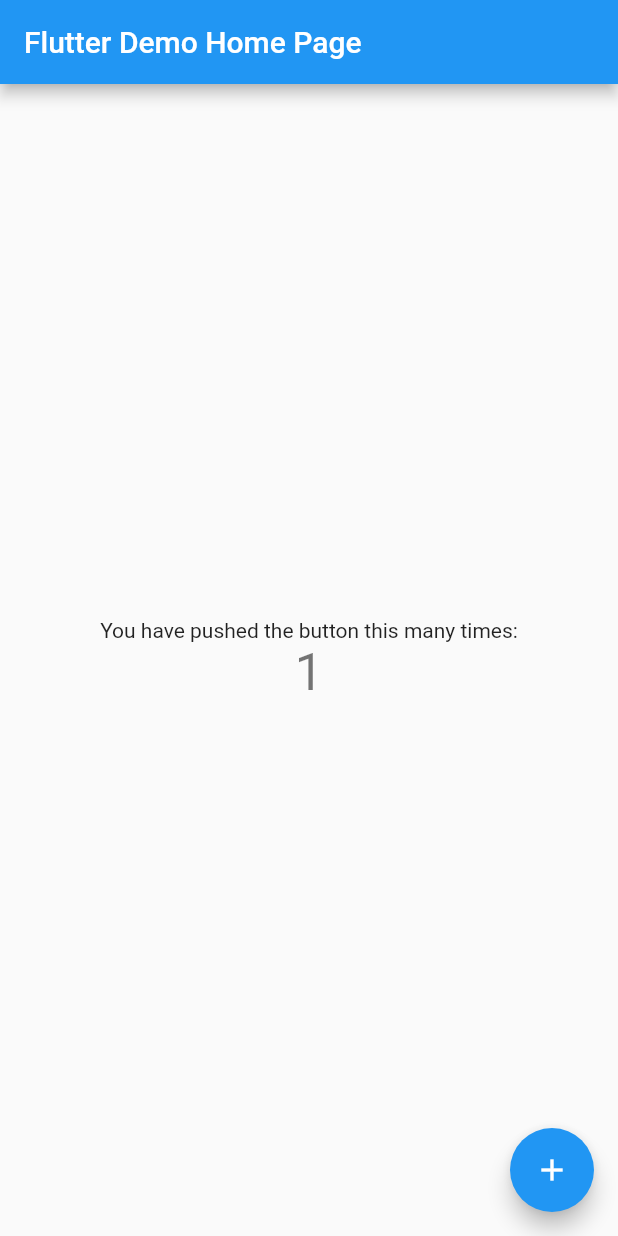
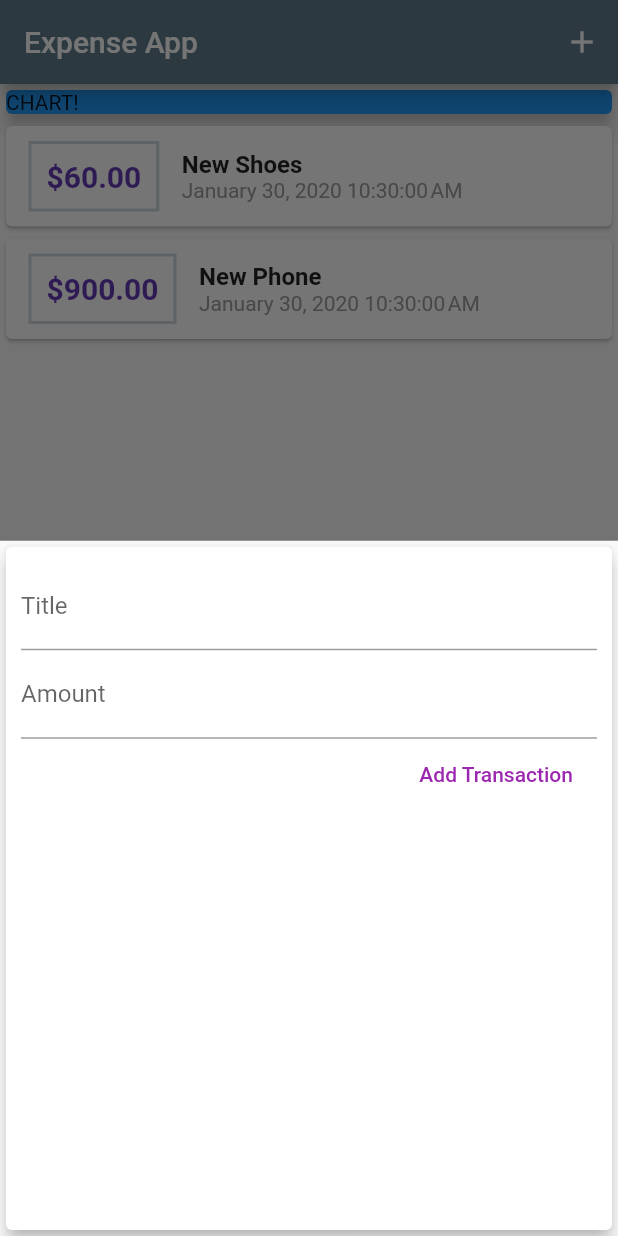
Before and after one commit to AlexanderVitto/FlutterExpenseApp, a Flutter app: the screen it shows after launch, after a tap on the "add" icon, on a phone screen of 412 x 824 dp. Run offline on Flutter 3.47's test engine with Material 2 defaults, Android fonts, the phone set to English and light mode, and no system bars.

Commit message:
Using themes

```diff
--- a/lib/main.dart
+++ b/lib/main.dart
@@ -1,4 +1,7 @@
 import 'package:flutter/material.dart';
+import './widgets/transaction_list.dart';
+import './widgets/new_transaction.dart';
+import './model/transaction.dart';
 
 void main() => runApp(MyApp());
 
@@ -7,105 +10,95 @@ class MyApp extends StatelessWidget {
   @override
   Widget build(BuildContext context) {
     return MaterialApp(
-      title: 'Flutter Demo',
+      title: 'Expense App',
       theme: ThemeData(
-        // This is the theme of your application.
-        //
-        // Try running your application with "flutter run". You'll see the
-        // application has a blue toolbar. Then, without quitting the app, try
-        // changing the primarySwatch below to Colors.green and then invoke
-        // "hot reload" (press "r" in the console where you ran "flutter run",
-        // or simply save your changes to "hot reload" in a Flutter IDE).
-        // Notice that the counter didn't reset back to zero; the application
-        // is not restarted.
-        primarySwatch: Colors.blue,
+        primarySwatch: Colors.blueGrey,
+        accentColor: Colors.red,
       ),
-      home: MyHomePage(title: 'Flutter Demo Home Page'),
+      home: MyHomePage(),
     );
   }
 }
 
 class MyHomePage extends StatefulWidget {
-  MyHomePage({Key key, this.title}) : super(key: key);
-
-  // This widget is the home page of your application. It is stateful, meaning
-  // that it has a State object (defined below) that contains fields that affect
-  // how it looks.
-
-  // This class is the configuration for the state. It holds the values (in this
-  // case the title) provided by the parent (in this case the App widget) and
-  // used by the build method of the State. Fields in a Widget subclass are
-  // always marked "final".
-
-  final String title;
-
   @override
   _MyHomePageState createState() => _MyHomePageState();
 }
 
 class _MyHomePageState extends State<MyHomePage> {
-  int _counter = 0;
+  final titleController = TextEditingController();
+  final amountController = TextEditingController();
 
-  void _incrementCounter() {
+  final List<Transaction> _userTransactions = [
+    Transaction(
+        id: 't1', title: 'New Shoes', amount: 60.00, date: DateTime.now()),
+    Transaction(
+        id: 't2', title: 'New Phone', amount: 900.00, date: DateTime.now()),
+  ];
+
+  void _addNewTransaction(String txTitle, double txAmount) {
+    final newTx = Transaction(
+      title: txTitle,
+      amount: txAmount,
+      date: DateTime.now(),
+      id: DateTime.now().toString(),
+    );
+
     setState(() {
-      // This call to setState tells the Flutter framework that something has
-      // changed in this State, which causes it to rerun the build method below
-      // so that the display can reflect the updated values. If we changed
-      // _counter without calling setState(), then the build method would not be
-      // called again, and so nothing would appear to happen.
-      _counter++;
+      _userTransactions.add(newTx);
     });
+  }
+
+  void _startAddNewTransaction(BuildContext ctx) {
+    showModalBottomSheet(
+      context: ctx,
+      builder: (_) {
+        return GestureDetector(
+          onTap: () {},
+          child: NewTransaction(_addNewTransaction),
+          behavior: HitTestBehavior.opaque,
+        );
+      },
+    );
   }
 
   @override
   Widget build(BuildContext context) {
-    // This method is rerun every time setState is called, for instance as done
-    // by the _incrementCounter method above.
-    //
-    // The Flutter framework has been optimized to make rerunning build methods
-    // fast, so that you can just rebuild anything that needs updating rather
-    // than having to individually change instances of widgets.
     return Scaffold(
       appBar: AppBar(
-        // Here we take the value from the MyHomePage object that was created by
-        // the App.build method, and use it to set our appbar title.
-        title: Text(widget.title),
+        title: Text('Expense App'),
+        actions: <Widget>[
+          IconButton(
+            icon: Icon(Icons.add),
+            onPressed: () {
+              _startAddNewTransaction(context);
+            },
+          )
+        ],
       ),
-      body: Center(
-        // Center is a layout widget. It takes a single child and positions it
-        // in the middle of the parent.
+      body: SingleChildScrollView(
         child: Column(
-          // Column is also a layout widget. It takes a list of children and
-          // arranges them vertically. By default, it sizes itself to fit its
-          // children horizontally, and tries to be as tall as its parent.
-          //
-          // Invoke "debug painting" (press "p" in the console, choose the
-          // "Toggle Debug Paint" action from the Flutter Inspector in Android
-          // Studio, or the "Toggle Debug Paint" command in Visual Studio Code)
-          // to see the wireframe for each widget.
-          //
-          // Column has various properties to control how it sizes itself and
-          // how it positions its children. Here we use mainAxisAlignment to
-          // center the children vertically; the main axis here is the vertical
-          // axis because Columns are vertical (the cross axis would be
-          // horizontal).
-          mainAxisAlignment: MainAxisAlignment.center,
+          crossAxisAlignment: CrossAxisAlignment.stretch,
           children: <Widget>[
-            Text(
-              'You have pushed the button this many times:',
+            Container(
+              width: double.infinity,
+              child: Card(
+                color: Colors.blue,
+                child: Text('CHART!'),
+                elevation: 5,
+              ),
             ),
-            Text(
-              '$_counter',
-              style: Theme.of(context).textTheme.display1,
-            ),
+            TransactionList(_userTransactions),
           ],
         ),
       ),
+      floatingActionButtonLocation: FloatingActionButtonLocation.endFloat,
       floatingActionButton: FloatingActionButton(
-        onPressed: _incrementCounter,
-        tooltip: 'Increment',
         child: Icon(Icons.add),
-      ), // This trailing comma makes auto-formatting nicer for build methods.
+        onPressed: () {
+          _startAddNewTransaction(context);
+        },
+      ),
     );
   }
 }
--- /dev/null
+++ b/lib/model/transaction.dart
@@ -0,0 +1,14 @@
+import 'package:flutter/foundation.dart';
+
+class Transaction {
+  final String id;
+  final String title;
+  final double amount;
+  final DateTime date;
+
+  Transaction(
+      {@required this.id,
+      @required this.title,
+      @required this.amount,
+      @required this.date});
+}
--- /dev/null
+++ b/lib/widgets/new_transaction.dart
@@ -0,0 +1,63 @@
+import 'package:flutter/material.dart';
+
+class NewTransaction extends StatefulWidget {
+  final Function addTx;
+
+  NewTransaction(this.addTx);
+
+  @override
+  _NewTransactionState createState() => _NewTransactionState();
+}
+
+class _NewTransactionState extends State<NewTransaction> {
+  final titleController = TextEditingController();
+
+  final amountController = TextEditingController();
+
+  void submitData() {
+    final enteredTitle = titleController.text;
+    final enteredAmount = double.parse(amountController.text);
+
+    if (enteredTitle.isEmpty || enteredAmount <= 0) {
+      return;
+    }
+
+    widget.addTx(
+      enteredTitle,
+      enteredAmount,
+    );
+
+    Navigator.of(context).pop();
+  }
+
+  @override
+  Widget build(BuildContext context) {
+    return Card(
+      elevation: 5,
+      child: Container(
+        padding: EdgeInsets.all(10),
+        child: Column(
+          crossAxisAlignment: CrossAxisAlignment.end,
+          children: <Widget>[
+            TextField(
+              decoration: InputDecoration(labelText: 'Title'),
+              controller: titleController,
+              onSubmitted: (_) => submitData(),
+            ),
+            TextField(
+              decoration: InputDecoration(labelText: 'Amount'),
+              controller: amountController,
+              keyboardType: TextInputType.number,
+              onSubmitted: (_) => submitData(),
+            ),
+            FlatButton(
+              child: Text('Add Transaction'),
+              textColor: Colors.purple,
+              onPressed: submitData,
+            ),
+          ],
+        ),
+      ),
+    );
+  }
+}
--- /dev/null
+++ b/lib/widgets/transaction_list.dart
@@ -0,0 +1,61 @@
+import 'package:flutter/material.dart';
+import 'package:intl/intl.dart';
+import '../model/transaction.dart';
+
+class TransactionList extends StatelessWidget {
+  final List<Transaction> transactions;
+
+  TransactionList(this.transactions);
+
+  @override
+  Widget build(BuildContext context) {
+    return Container(
+      height: 300,
+      child: ListView.builder(
+        itemBuilder: ((ctx, index) {
+          return Card(
+            child: Row(
+              children: <Widget>[
+                Container(
+                  margin: EdgeInsets.symmetric(
+                    vertical: 10,
+                    horizontal: 15,
+                  ),
+                  decoration: BoxDecoration(
+                    border: Border.all(
+                      color: Theme.of(context).primaryColorLight,
+                      width: 2,
+                    ),
+                  ),
+                  padding: EdgeInsets.all(10),
+                  child: Text(
+                    '\$${transactions[index].amount.toStringAsFixed(2)}',
+                    style: TextStyle(
+                        fontWeight: FontWeight.bold,
+                        fontSize: 20,
+                        color: Colors.deepPurple),
+                  ),
+                ),
+                Column(
+                  crossAxisAlignment: CrossAxisAlignment.start,
+                  children: <Widget>[
+                    Text(
+                      transactions[index].title,
+                      style:
+                          TextStyle(fontSize: 16, fontWeight: FontWeight.bold),
+                    ),
+                    Text(
+                      DateFormat().format(transactions[index].date),
+                      style: TextStyle(color: Colors.grey),
+                    ),
+                  ],
+                ),
+              ],
+            ),
+          );
+        }),
+        itemCount: transactions.length,
+      ),
+    );
+  }
+}
--- a/pubspec.yaml
+++ b/pubspec.yaml
@@ -19,6 +19,7 @@ environment:
 dependencies:
   flutter:
     sdk: flutter
+  intl: ^0.15.8
 
   # The following adds the Cupertino Icons font to your application.
   # Use with the CupertinoIcons class for iOS style icons.
```
Also changed, not shown: pubspec.lock.
